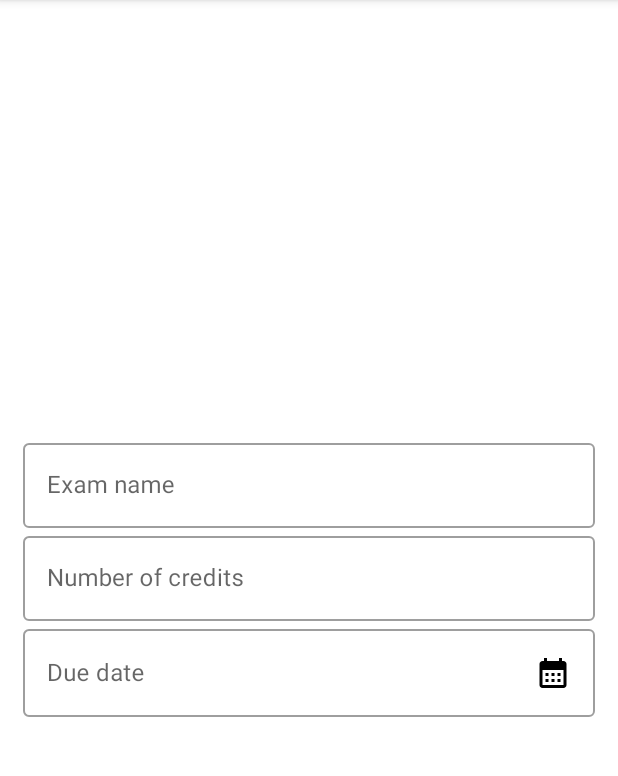
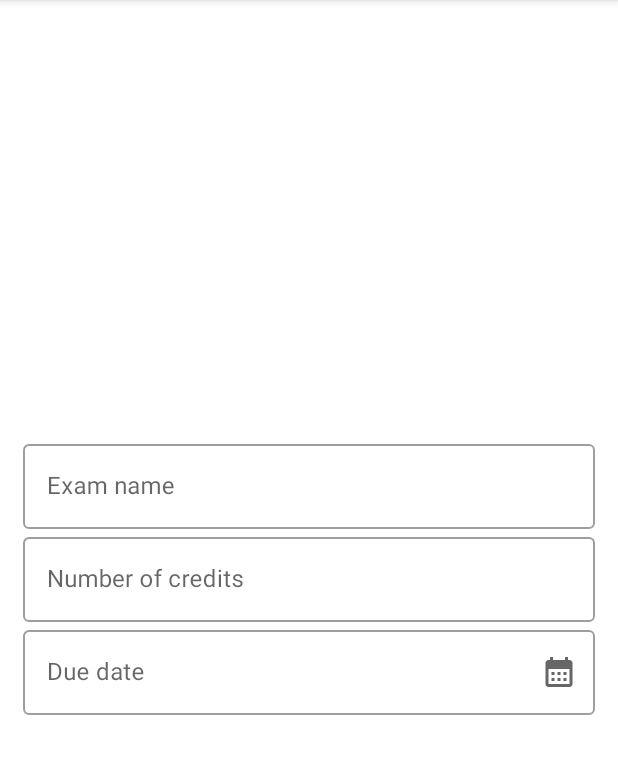
Before and after one commit to Alnu73/studymato, an Android app: the AddExamFragment screen opened through its navigation route, on a phone screen of 412 x 824 dp, the part 84-860 px from its top. Run offline under Robolectric (Android 15) with nearby library versions, the phone set to English and light mode, and no system bars; our stand-ins replace Firebase (no records; nobody signed in at launch, a user with empty details on screens opened directly), navigation-ui.

Commit message:
Added date picker in AddExamFragment

```diff
--- a/app/src/main/java/it/uni/sim/studymato/AddExamFragment.java
+++ b/app/src/main/java/it/uni/sim/studymato/AddExamFragment.java
@@ -6,15 +6,13 @@ import android.os.Bundle;
 import androidx.activity.OnBackPressedCallback;
 import androidx.annotation.NonNull;
 import androidx.fragment.app.Fragment;
-import androidx.navigation.NavController;
-import androidx.navigation.NavDirections;
-import androidx.navigation.fragment.NavHostFragment;
 
 import android.view.LayoutInflater;
 import android.view.View;
 import android.view.ViewGroup;
 
 import com.google.android.material.bottomnavigation.BottomNavigationView;
+import com.google.android.material.datepicker.MaterialDatePicker;
 
 import it.uni.sim.studymato.databinding.FragmentAddExamBinding;
 
@@ -37,6 +35,20 @@ public class AddExamFragment extends Fragment {
         // Inflate the layout for this fragment
         binding = FragmentAddExamBinding.inflate(inflater, container, false);
         toggleBottomNavigationView();
+
+        final MaterialDatePicker<Long> datePicker = MaterialDatePicker.Builder.datePicker()
+                .setTitleText("Pick a date")
+                .setSelection(MaterialDatePicker.todayInUtcMilliseconds())
+                .build();
+
+        binding.dueDateTextInputLayout.setEndIconOnClickListener(v -> {
+            datePicker.show(requireActivity().getSupportFragmentManager(), "MATERIAL_DATE_PICKER");
+        });
+
+        datePicker.addOnPositiveButtonClickListener(v -> {
+            System.out.println("Selected date: " + datePicker.getHeaderText());
+        });
+
         return binding.getRoot();
     }
 
--- a/app/src/main/res/layout/fragment_add_exam.xml
+++ b/app/src/main/res/layout/fragment_add_exam.xml
@@ -35,10 +35,13 @@
     </com.google.android.material.textfield.TextInputLayout>
 
     <com.google.android.material.textfield.TextInputLayout
+        android:id="@+id/dueDateTextInputLayout"
         android:layout_width="match_parent"
         android:layout_height="wrap_content"
         android:hint="@string/due_date"
         app:placeholderText="dd/mm/yy"
+        app:endIconMode="custom"
+        app:endIconDrawable="@drawable/ic_baseline_calendar_month_24"
         style="@style/Widget.MaterialComponents.TextInputLayout.OutlinedBox">
 
         <com.google.android.material.textfield.TextInputEditText
@@ -47,7 +50,6 @@
             android:layout_height="wrap_content"
             android:inputType="date"
             android:maxLength="8"
-            android:drawableEnd="@drawable/ic_baseline_calendar_month_24"
             />
 
     </com.google.android.material.textfield.TextInputLayout>
```
